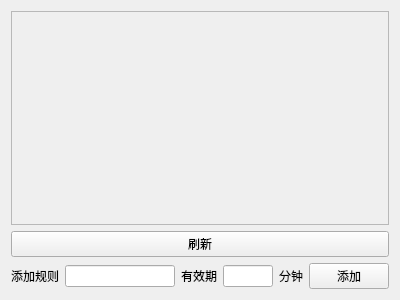
bylheart/fwlite, file fgfw-lite/ui/localrules.ui: the form before one commit.
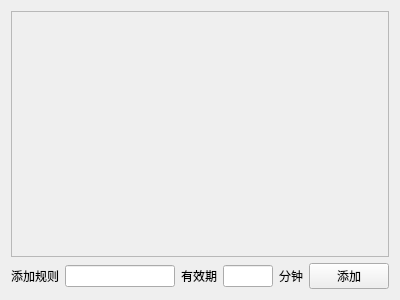
The form after the commit.

Commit message: remove refresh button

Patch:
```diff
--- a/fgfw-lite/ui/localrules.ui
+++ b/fgfw-lite/ui/localrules.ui
@@ -13,7 +13,7 @@
   <property name="windowTitle">
    <string>Form</string>
   </property>
-  <layout class="QVBoxLayout" name="verticalLayout" stretch="0,0,0">
+  <layout class="QVBoxLayout" name="verticalLayout" stretch="0,0">
    <item>
     <widget class="QScrollArea" name="scrollArea">
      <property name="widgetResizable">
@@ -25,7 +25,7 @@
         <x>0</x>
         <y>0</y>
         <width>380</width>
-        <height>220</height>
+        <height>249</height>
        </rect>
       </property>
       <layout class="QVBoxLayout" name="verticalLayout_2">
@@ -45,13 +45,6 @@
      </widget>
     </widget>
    </item>
-   <item>
-    <widget class="QPushButton" name="RefreshButton">
-     <property name="text">
-      <string>刷新</string>
-     </property>
-    </widget>
-   </item>
    <item>
     <layout class="QHBoxLayout" name="horizontalLayout">
      <item>
```
The commit also changes 2 other files.
